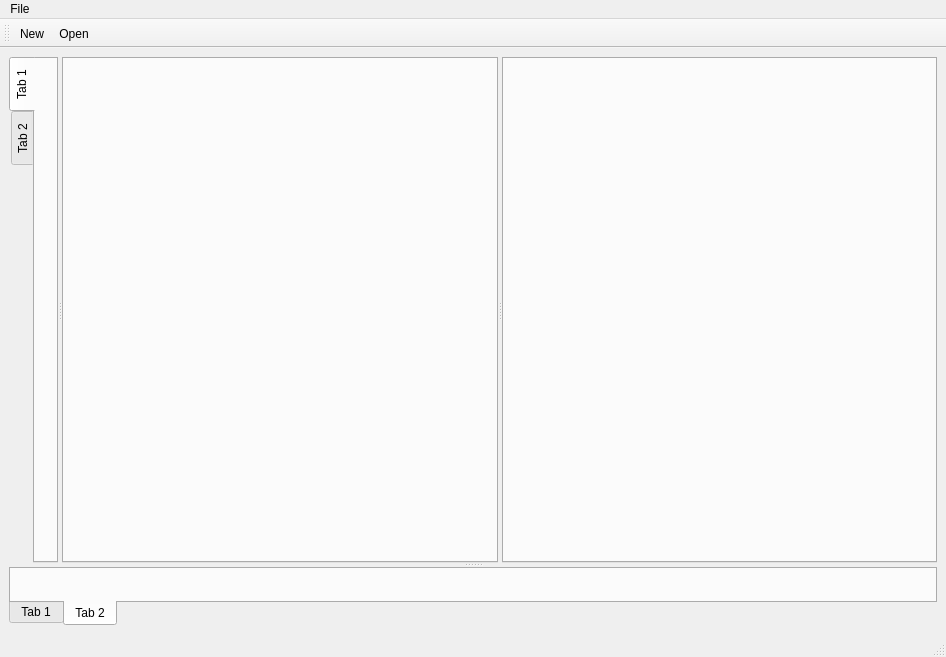
Above: RedPandaIDE/mainwindow.ui from royqh1979/RedPanda-CPP before the change. Below: the same form after it.
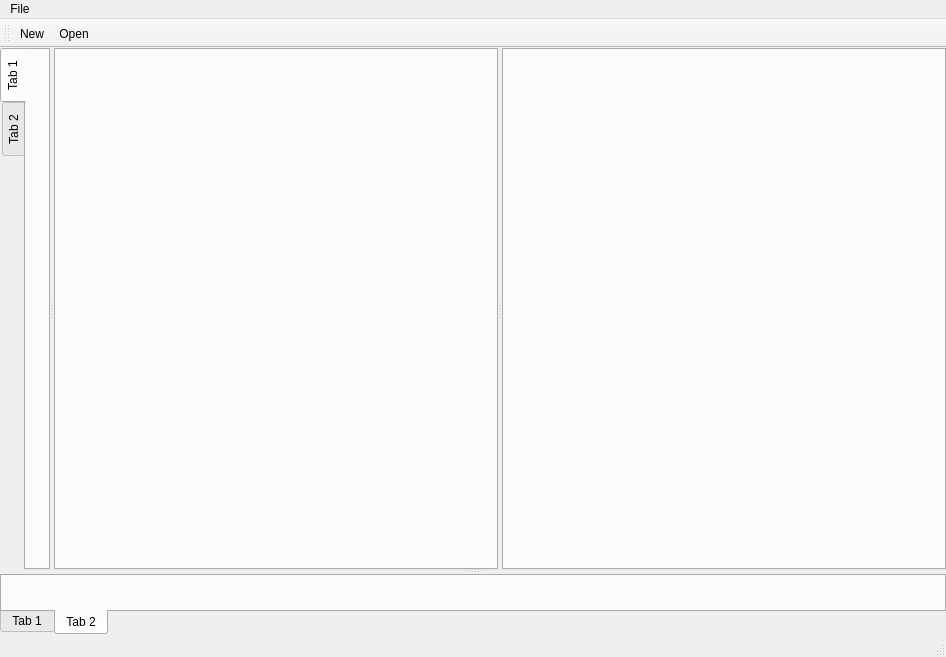
That is the form after the change.

```diff
--- a/RedPandaIDE/mainwindow.ui
+++ b/RedPandaIDE/mainwindow.ui
@@ -15,6 +15,18 @@
   </property>
   <widget class="QWidget" name="centralwidget">
    <layout class="QHBoxLayout" name="horizontalLayout">
+    <property name="leftMargin">
+     <number>0</number>
+    </property>
+    <property name="topMargin">
+     <number>0</number>
+    </property>
+    <property name="rightMargin">
+     <number>0</number>
+    </property>
+    <property name="bottomMargin">
+     <number>0</number>
+    </property>
     <item>
      <widget class="QSplitter" name="splitter">
       <property name="orientation">
@@ -28,6 +40,18 @@
         </sizepolicy>
        </property>
        <layout class="QVBoxLayout" name="verticalLayout">
+        <property name="leftMargin">
+         <number>0</number>
+        </property>
+        <property name="topMargin">
+         <number>0</number>
+        </property>
+        <property name="rightMargin">
+         <number>0</number>
+        </property>
+        <property name="bottomMargin">
+         <number>0</number>
+        </property>
         <item>
          <widget class="QSplitter" name="splitter_2">
           <property name="orientation">
@@ -62,6 +86,21 @@
             </sizepolicy>
            </property>
            <layout class="QVBoxLayout" name="verticalLayout_2">
+            <property name="spacing">
+             <number>0</number>
+            </property>
+            <property name="leftMargin">
+             <number>0</number>
+            </property>
+            <property name="topMargin">
+             <number>0</number>
+            </property>
+            <property name="rightMargin">
+             <number>0</number>
+            </property>
+            <property name="bottomMargin">
+             <number>0</number>
+            </property>
             <item>
              <widget class="QSplitter" name="EditorPanelSplitter">
               <property name="orientation">
@@ -71,8 +110,18 @@
                <property name="currentIndex">
                 <number>-1</number>
                </property>
+               <property name="tabsClosable">
+                <bool>true</bool>
+               </property>
               </widget>
-              <widget class="QTabWidget" name="EditorTabsRight"/>
+              <widget class="QTabWidget" name="EditorTabsRight">
+               <property name="enabled">
+                <bool>true</bool>
+               </property>
+               <property name="tabsClosable">
+                <bool>true</bool>
+               </property>
+              </widget>
              </widget>
             </item>
            </layout>
```
